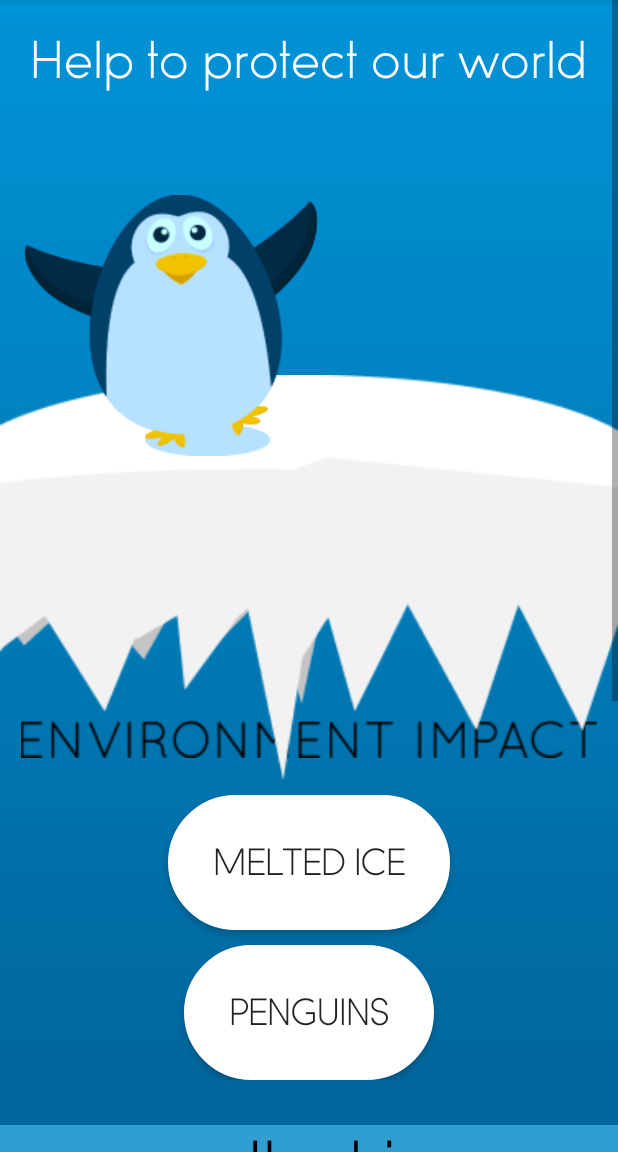
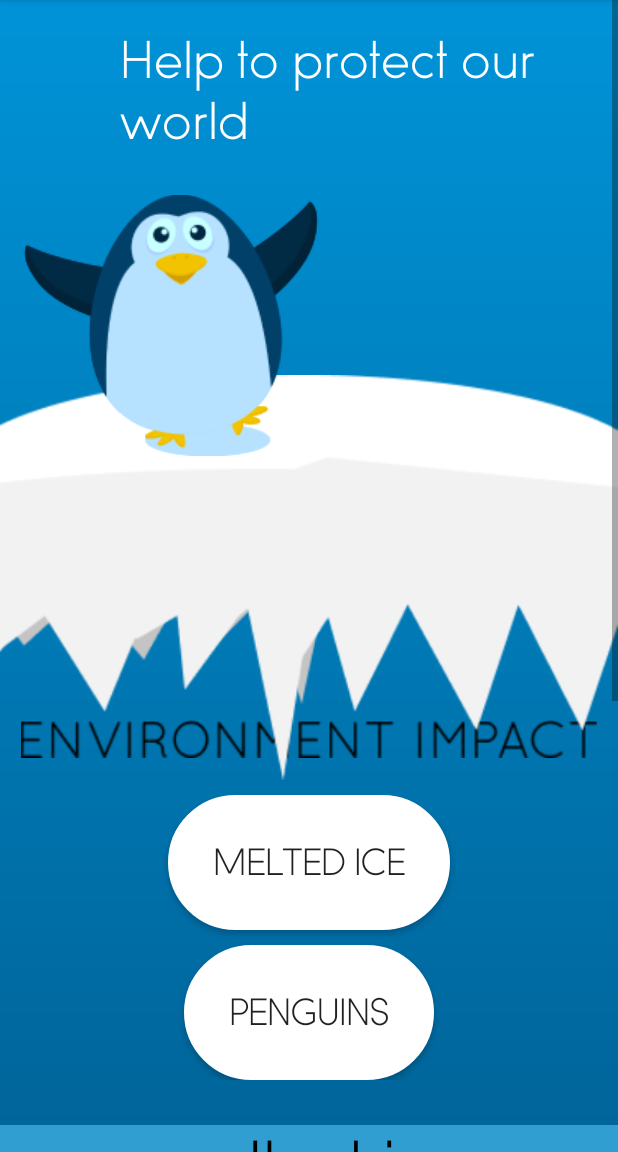
Before and after one commit to Urpanium/IceSaver, an Android app: the MainActivity screen opened directly, with no data from a screen before it, on a phone screen of 412 x 824 dp, the part 84-1236 px from its top. Run offline under Robolectric (Android 15) with nearby library versions, the phone set to English and light mode, and no system bars; 5 statements that could not run were skipped.

Commit message:
final (x2)

```diff
--- a/app/src/main/java/com/tuc/icesaver/MainActivity.java
+++ b/app/src/main/java/com/tuc/icesaver/MainActivity.java
@@ -31,7 +31,7 @@ public class MainActivity extends AppCompatActivity {
     TextView penguinsPerDayText;
     TextView penguinsDiedText;
 
-    TextView iceMeltPerLifeAll;
+    TextView iceMeltPerLifeAllText;
 
     final double iceMeltPerDayStandart = 62.230919765;//kg
     final double iceMeltPerDayAll = iceMeltPerDayStandart * 7000000;
@@ -126,7 +126,7 @@ public class MainActivity extends AppCompatActivity {
         penguinsPerDayText.setText(penguinsPerDay + "");
         penguinsDiedText.setText(Settings.pengiunsDied + "");
 
-        //iceMeltPerLifeText.setText(Settings.lastIceMeltAll + " bln / life");
+        iceMeltPerLifeAllText.setText(Settings.lastIceMeltAll + " bln tonn / life");
         double outputIceValue = new BigDecimal(iceMeltPerDay1).setScale(1, RoundingMode.HALF_UP).doubleValue();
         iceMeltPerDayText.setText(outputIceValue + "");
 
@@ -154,7 +154,7 @@ public class MainActivity extends AppCompatActivity {
         iceMeltPerLifeText = findViewById(R.id.main_melted_for_life);
         penguinsDiedText = findViewById(R.id.main_penguins_per_life);
         penguinsPerDayText = findViewById(R.id.main_penguins_per_day);
-        //iceMeltPerLifeAll = findViewById(R.id.main_ice); GOVNO
+        iceMeltPerLifeAllText = findViewById(R.id.main_ice);
     }
 
     void onBlankChange() {
--- a/app/src/main/res/layout/main_activity.xml
+++ b/app/src/main/res/layout/main_activity.xml
@@ -27,12 +27,10 @@
                 <TextView
                     android:layout_width="wrap_content"
                     android:layout_height="wrap_content"
-                    android:layout_marginLeft="20dp"
+                    android:layout_marginLeft="80dp"
                     android:layout_marginTop="20dp"
-                    android:layout_marginRight="20dp"
+                    android:text="@string/main_title"
                     android:fontFamily="@font/sofia_light"
-                    android:gravity="center"
-                    android:text="@string/main_title"
                     android:textColor="@color/white"
                     android:textSize="35sp" />
 
@@ -292,6 +290,22 @@
                 </LinearLayout>
 
 
+
+                <TextView
+                    android:id="@+id/main_ice"
+                    android:layout_width="match_parent"
+                    android:layout_height="wrap_content"
+
+                    android:layout_marginTop="965dp"
+
+                    android:text="BLABLA"
+                    android:textColor="@color/primaryText"
+                    android:textSize="20sp"
+                    android:fontFamily="@font/sofia_light"
+                    android:gravity="center"
+                    />
+
+
                 <ImageView
                     android:id="@+id/main_glacier_front"
                     android:layout_width="fill_parent"
--- a/app/src/main/res/values/strings.xml
+++ b/app/src/main/res/values/strings.xml
@@ -41,7 +41,7 @@
     <string name="add_ice_title">mellting ice</string>
     <string name="add_penguin_title">penguins</string>
     <string name="main_ice_melt_per_day">kg / day</string>
-    <string name="main_ice_melt_per_life">bln tonns / life</string>
+    <string name="main_ice_melt_per_life">bln tonn / life</string>
     <string-array name="tips">
         <item>Switch your computer to standby every time you stop working on it: during lunch break and other urgent matters.</item>
         <item>Turn off the office computer at night and before the weekend.</item>
```
